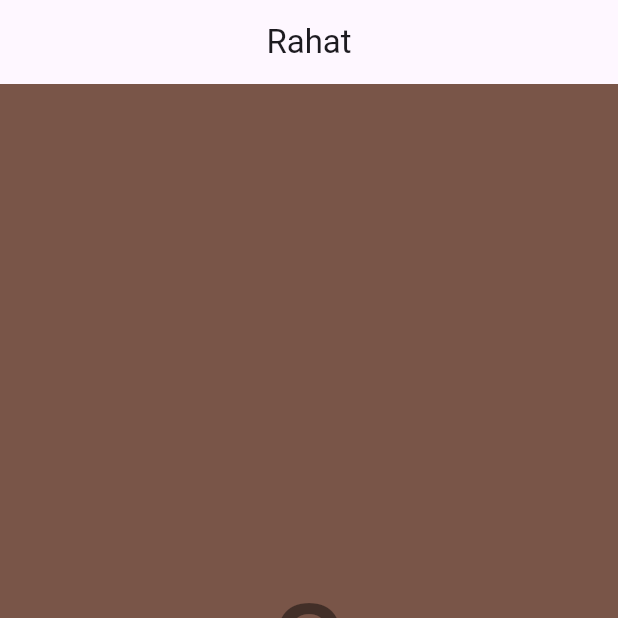
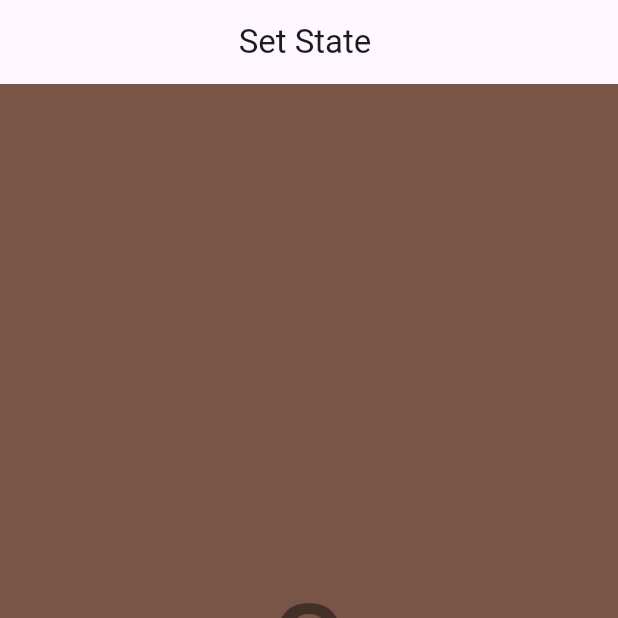
Before and after one commit to masudrr60/f5_structure_separation_page, a Flutter app: the screen it shows after launch, on a phone screen of 412 x 824 dp, the top half of it. Run offline on Flutter 3.47's test engine with Material 3 defaults, Android fonts, the phone set to English and light mode, and no system bars.

Commit message:
Satefull_set state

```diff
--- a/lib/Home.dart
+++ b/lib/Home.dart
@@ -18,7 +18,7 @@ import 'UserInfo.dart';
    Widget build(BuildContext context) {
      return Scaffold(
        appBar: AppBar(
-         title: Text("Rahat"),
+         title: Text("Set State "),
          centerTitle: true,
        ),
        body:
```
